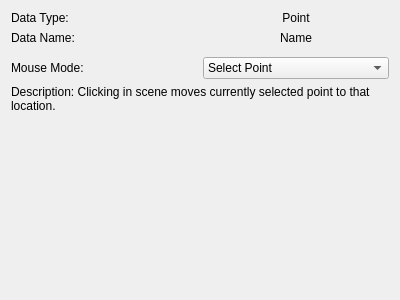
Old version of the form src/WhiskerToolbox/Media_Widget/MediaPoint_Widget/MediaPoint_Widget.ui in the repository paulmthompson/WhiskerToolbox.
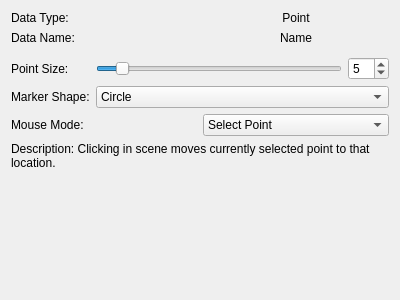
New version of the form. Custom widgets are drawn as their Qt base class.

Commit message: feat: Add configurable point size and marker shape options to media widget

The edit to the form file:
```diff
--- a/src/WhiskerToolbox/Media_Widget/MediaPoint_Widget/MediaPoint_Widget.ui
+++ b/src/WhiskerToolbox/Media_Widget/MediaPoint_Widget/MediaPoint_Widget.ui
@@ -59,6 +59,87 @@
    <item>
     <widget class="ColorPicker_Widget" name="color_picker" native="true"/>
    </item>
+   <item>
+    <layout class="QGridLayout" name="point_settings_layout">
+     <item row="0" column="0">
+      <widget class="QLabel" name="point_size_label">
+       <property name="text">
+        <string>Point Size:</string>
+       </property>
+      </widget>
+     </item>
+     <item row="0" column="1">
+      <widget class="QSlider" name="point_size_slider">
+       <property name="minimum">
+        <number>1</number>
+       </property>
+       <property name="maximum">
+        <number>50</number>
+       </property>
+       <property name="value">
+        <number>5</number>
+       </property>
+       <property name="orientation">
+        <enum>Qt::Orientation::Horizontal</enum>
+       </property>
+      </widget>
+     </item>
+     <item row="0" column="2">
+      <widget class="QSpinBox" name="point_size_spinbox">
+       <property name="minimum">
+        <number>1</number>
+       </property>
+       <property name="maximum">
+        <number>50</number>
+       </property>
+       <property name="value">
+        <number>5</number>
+       </property>
+      </widget>
+     </item>
+     <item row="1" column="0">
+      <widget class="QLabel" name="marker_shape_label">
+       <property name="text">
+        <string>Marker Shape:</string>
+       </property>
+      </widget>
+     </item>
+     <item row="1" column="1" colspan="2">
+      <widget class="QComboBox" name="marker_shape_combo">
+       <item>
+        <property name="text">
+         <string>Circle</string>
+        </property>
+       </item>
+       <item>
+        <property name="text">
+         <string>Square</string>
+        </property>
+       </item>
+       <item>
+        <property name="text">
+         <string>Triangle</string>
+        </property>
+       </item>
+       <item>
+        <property name="text">
+         <string>Cross</string>
+        </property>
+       </item>
+       <item>
+        <property name="text">
+         <string>X</string>
+        </property>
+       </item>
+       <item>
+        <property name="text">
+         <string>Diamond</string>
+        </property>
+       </item>
+      </widget>
+     </item>
+    </layout>
+   </item>
    <item>
     <layout class="QVBoxLayout" name="verticalLayout_2">
      <item>
```
The commit also changes 6 other files.
